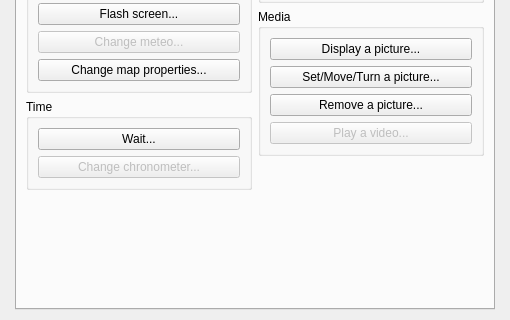
Before: the Qt Designer form Editor/Dialogs/dialogcommands.ui in RPG-Paper-Maker/RPG-Paper-Maker, drawn with Qt 5; both pictures show x 0 to 510 and y 280 to 600 of the 510 by 600 pixel window.
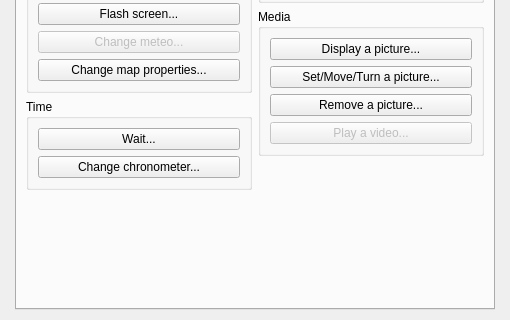
After: the same form once the commit is applied.

Diff of the .ui file:
```diff
--- a/Editor/Dialogs/dialogcommands.ui
+++ b/Editor/Dialogs/dialogcommands.ui
@@ -305,7 +305,7 @@
               <item>
                <widget class="QPushButton" name="pushButtonChangeChronometer">
                 <property name="enabled">
-                 <bool>false</bool>
+                 <bool>true</bool>
                 </property>
                 <property name="text">
                  <string>Change chronometer...</string>
```
